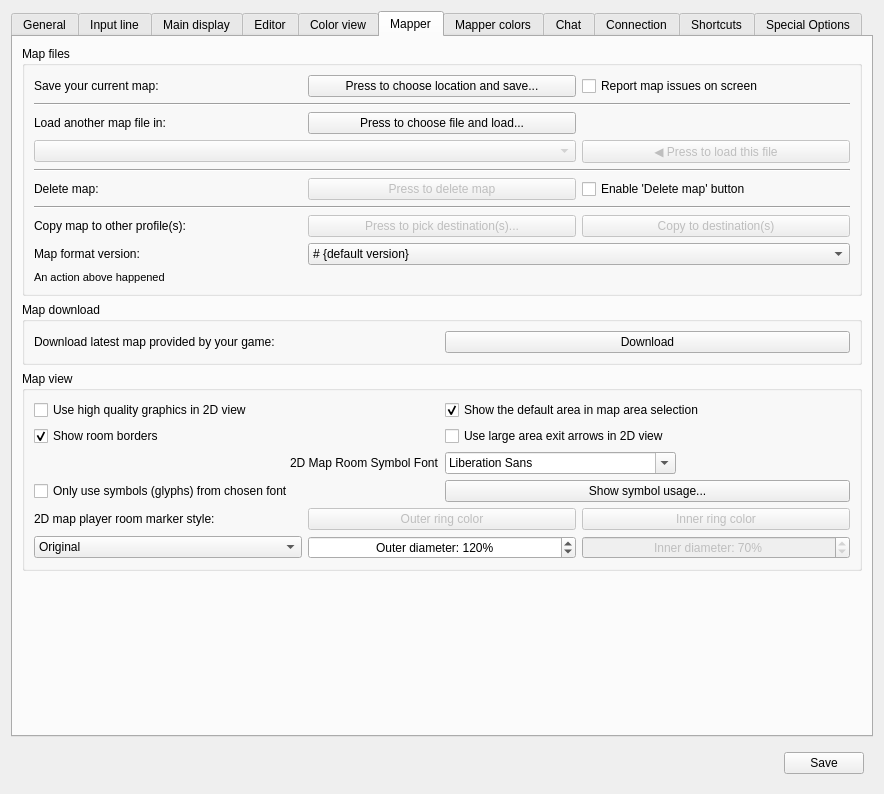
Old version of the form src/ui/profile_preferences.ui in the repository Mudlet/Mudlet.
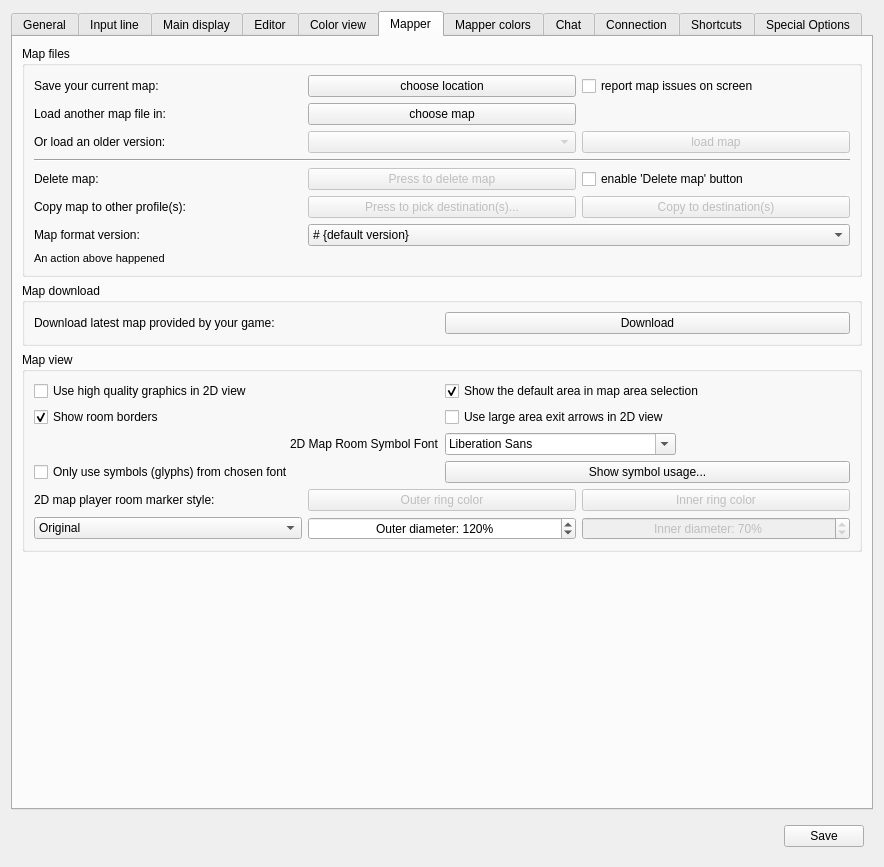
New version of the form. The open tabs and pages were chosen to show the change. Icons and pictures are not drawn. Custom widgets are drawn as their Qt base class.

Commit message: Adjust load map UI

What changed in the file:
```diff
--- a/src/ui/profile_preferences.ui
+++ b/src/ui/profile_preferences.ui
@@ -7,7 +7,7 @@
     <x>0</x>
     <y>0</y>
     <width>884</width>
-    <height>666</height>
+    <height>867</height>
    </rect>
   </property>
   <property name="sizePolicy">
@@ -1894,41 +1894,17 @@
           <string>Map files</string>
          </property>
          <layout class="QGridLayout" name="gridLayout_groupBox_mapFiles">
-          <item row="0" column="0">
-           <widget class="QLabel" name="label_saveMap">
+          <item row="5" column="0">
+           <widget class="QLabel" name="label_copyMap">
             <property name="text">
-             <string>Save your current map:</string>
+             <string>Copy map to other profile(s):</string>
             </property>
             <property name="buddy">
              <cstring>pushButton_saveMap</cstring>
             </property>
            </widget>
           </item>
-          <item row="0" column="1">
-           <widget class="QPushButton" name="pushButton_saveMap">
-            <property name="text">
-             <string>Press to choose location and save...</string>
-            </property>
-           </widget>
-          </item>
-          <item row="0" column="2">
-           <widget class="QCheckBox" name="checkBox_reportMapIssuesOnScreen">
-            <property name="toolTip">
-             <string>&lt;p&gt;Mudlet now does some sanity checking and repairing to clean up issues that may have arisen in previous version due to faulty code or badly documented commands. However if significant problems are found the report can be quite extensive, in particular for larger maps.&lt;/p&gt;&lt;p&gt;Unless this option is set, Mudlet will reduce the amount of on-screen messages by hiding many texts and showing a suggestion to review the report file instead.&lt;/p&gt;</string>
-            </property>
-            <property name="text">
-             <string>Report map issues on screen</string>
-            </property>
-           </widget>
-          </item>
-          <item row="1" column="0" colspan="3">
-           <widget class="Line" name="line_belowSaveMap">
-            <property name="orientation">
-             <enum>Qt::Horizontal</enum>
-            </property>
-           </widget>
-          </item>
-          <item row="2" column="0">
+          <item row="1" column="0">
            <widget class="QLabel" name="label_loadMap">
             <property name="text">
              <string>Load another map file in:</string>
@@ -1938,48 +1914,55 @@
             </property>
            </widget>
           </item>
-          <item row="2" column="1">
-           <widget class="QPushButton" name="pushButton_loadMap">
-            <property name="text">
-             <string>Press to choose file and load...</string>
-            </property>
-           </widget>
-          </item>
-          <item row="3" column="0" colspan="2">
-           <widget class="QComboBox" name="comboBox_mapHistory">
-            <property name="enabled">
-             <bool>false</bool>
-            </property>
-           </widget>
-          </item>
-          <item row="3" column="2">
+          <item row="2" column="2">
            <widget class="QPushButton" name="pushButton_loadHistoricMap">
             <property name="enabled">
              <bool>false</bool>
             </property>
             <property name="text">
-             <string>◀ Press to load this file</string>
+             <string>load map</string>
             </property>
            </widget>
           </item>
-          <item row="4" column="0" colspan="3">
-           <widget class="Line" name="line_belowLoadMap">
-            <property name="orientation">
-             <enum>Qt::Horizontal</enum>
+          <item row="0" column="0">
+           <widget class="QLabel" name="label_saveMap">
+            <property name="text">
+             <string>Save your current map:</string>
             </property>
            </widget>
           </item>
-          <item row="5" column="0">
-           <widget class="QLabel" name="label_deleteMap">
+          <item row="4" column="2">
+           <widget class="QCheckBox" name="checkBox_enablMapDeleteButton">
             <property name="text">
-             <string>Delete map:</string>
+             <string>enable 'Delete map' button</string>
             </property>
+           </widget>
+          </item>
+          <item row="2" column="0">
+           <widget class="QLabel" name="label_6">
+            <property name="text">
+             <string>Or load an older version:</string>
+            </property>
+           </widget>
+          </item>
+          <item row="6" column="0">
+           <widget class="QLabel" name="label_mapFileSaveFormatVersion">
+            <property name="text">
+             <string>Map format version:</string>
+            </property>
             <property name="buddy">
              <cstring>checkBox_enablMapDeleteButton</cstring>
             </property>
            </widget>
           </item>
-          <item row="5" column="1">
+          <item row="0" column="1">
+           <widget class="QPushButton" name="pushButton_saveMap">
+            <property name="text">
+             <string>choose location</string>
+            </property>
+           </widget>
+          </item>
+          <item row="4" column="1">
            <widget class="QPushButton" name="pushButton_deleteMap">
             <property name="enabled">
              <bool>false</bool>
@@ -1989,31 +1972,7 @@
             </property>
            </widget>
           </item>
-          <item row="5" column="2">
-           <widget class="QCheckBox" name="checkBox_enablMapDeleteButton">
-            <property name="text">
-             <string>Enable 'Delete map' button</string>
-            </property>
-           </widget>
-          </item>
-          <item row="6" column="0" colspan="3">
-           <widget class="Line" name="line_belowDeleteMap">
-            <property name="orientation">
-             <enum>Qt::Horizontal</enum>
-            </property>
-           </widget>
-          </item>
-          <item row="7" column="0">
-           <widget class="QLabel" name="label_copyMap">
-            <property name="text">
-             <string>Copy map to other profile(s):</string>
-            </property>
-            <property name="buddy">
-             <cstring>pushButton_chooseProfiles</cstring>
-            </property>
-           </widget>
-          </item>
-          <item row="7" column="1">
+          <item row="5" column="1">
            <widget class="QPushButton" name="pushButton_chooseProfiles">
             <property name="enabled">
              <bool>false</bool>
@@ -2026,30 +1985,31 @@
             </property>
            </widget>
           </item>
-          <item row="7" column="2">
-           <widget class="QPushButton" name="pushButton_copyMap">
+          <item row="1" column="1">
+           <widget class="QPushButton" name="pushButton_loadMap">
+            <property name="text">
+             <string>choose map</string>
+            </property>
+           </widget>
+          </item>
+          <item row="4" column="0">
+           <widget class="QLabel" name="label_deleteMap">
+            <property name="text">
+             <string>Delete map:</string>
+            </property>
+            <property name="buddy">
+             <cstring>checkBox_enablMapDeleteButton</cstring>
+            </property>
+           </widget>
+          </item>
+          <item row="2" column="1">
+           <widget class="QComboBox" name="comboBox_mapHistory">
             <property name="enabled">
              <bool>false</bool>
             </property>
-            <property name="toolTip">
-             <string>&lt;p&gt;Copy map into the selected profiles on the left&lt;/p&gt;</string>
-            </property>
-            <property name="text">
-             <string>Copy to destination(s)</string>
-            </property>
            </widget>
           </item>
-          <item row="8" column="0">
-           <widget class="QLabel" name="label_mapFileSaveFormatVersion">
-            <property name="text">
-             <string>Map format version:</string>
-            </property>
-            <property name="buddy">
-             <cstring>comboBox_mapFileSaveFormatVersion</cstring>
-            </property>
-           </widget>
-          </item>
-          <item row="8" column="1" colspan="2">
+          <item row="6" column="1" colspan="2">
            <widget class="QComboBox" name="comboBox_mapFileSaveFormatVersion">
             <property name="sizePolicy">
              <sizepolicy hsizetype="Minimum" vsizetype="Fixed">
@@ -2079,7 +2039,17 @@
             </item>
            </widget>
           </item>
-          <item row="9" column="0" colspan="3">
+          <item row="0" column="2">
+           <widget class="QCheckBox" name="checkBox_reportMapIssuesOnScreen">
+            <property name="toolTip">
+             <string>&lt;p&gt;Mudlet now does some sanity checking and repairing to clean up issues that may have arisen in previous version due to faulty code or badly documented commands. However if significant problems are found the report can be quite extensive, in particular for larger maps.&lt;/p&gt;&lt;p&gt;Unless this option is set, Mudlet will reduce the amount of on-screen messages by hiding many texts and showing a suggestion to review the report file instead.&lt;/p&gt;</string>
+            </property>
+            <property name="text">
+             <string>report map issues on screen</string>
+            </property>
+           </widget>
+          </item>
+          <item row="7" column="0" colspan="3">
            <widget class="QLabel" name="label_mapFileActionResult">
             <property name="font">
              <font>
@@ -2091,6 +2061,26 @@
             </property>
            </widget>
           </item>
+          <item row="5" column="2">
+           <widget class="QPushButton" name="pushButton_copyMap">
+            <property name="enabled">
+             <bool>false</bool>
+            </property>
+            <property name="toolTip">
+             <string>&lt;p&gt;Copy map into the selected profiles on the left&lt;/p&gt;</string>
+            </property>
+            <property name="text">
+             <string>Copy to destination(s)</string>
+            </property>
+           </widget>
+          </item>
+          <item row="3" column="0" colspan="3">
+           <widget class="Line" name="line">
+            <property name="orientation">
+             <enum>Qt::Horizontal</enum>
+            </property>
+           </widget>
+          </item>
          </layout>
         </widget>
        </item>
```
Left out of the diff: 59 changed lines with no effect on the pictures.
